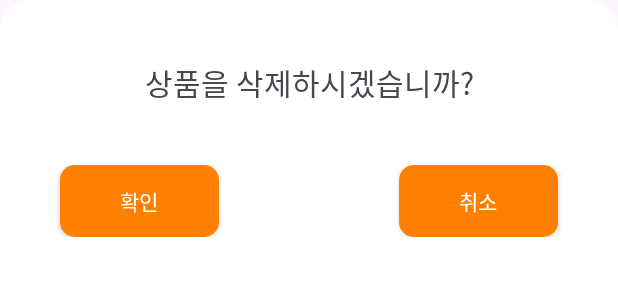
After one commit to hjdevelop/android_appleMarket, an Android app: the layout dialog_delete.xml on its own in the app's theme, with its tools: preview values and no code run, on a phone screen of 412 x 824 dp. The commit adds this screen. Shown: the top 300 px of the screen. Run offline under Robolectric (Android 15) with nearby library versions, the phone set to English and light mode, and no system bars.

Commit message:
[FEAT] : ⚙️ 상품 삭제 기능 추가

```diff
--- /dev/null
+++ b/app/src/main/res/layout/dialog_delete.xml
@@ -0,0 +1,46 @@
+<?xml version="1.0" encoding="utf-8"?>
+<LinearLayout xmlns:android="http://schemas.android.com/apk/res/android"
+    android:layout_width="match_parent"
+    android:layout_height="match_parent"
+    android:orientation="vertical"
+    android:background="@drawable/rounded_corner_border_dialog">
+
+    <TextView
+        android:id="@+id/textView2"
+        android:layout_width="match_parent"
+        android:layout_height="wrap_content"
+        android:layout_marginTop="40dp"
+        android:gravity="center"
+        android:text="상품을 삭제하시겠습니까?"
+        android:textSize="20sp" />
+
+    <LinearLayout
+        android:layout_width="match_parent"
+        android:layout_height="wrap_content"
+        android:orientation="horizontal"
+        android:layout_marginTop="40dp"
+        android:layout_marginBottom="20dp">
+
+        <androidx.appcompat.widget.AppCompatButton
+            android:id="@+id/ok_button"
+            android:layout_width="wrap_content"
+            android:layout_height="wrap_content"
+            android:text="확인"
+            android:textColor="@color/white"
+            android:layout_weight="1"
+            android:layout_marginLeft="40dp"
+            android:layout_marginRight="120dp"
+            android:background="@drawable/confirm_button" />
+
+        <androidx.appcompat.widget.AppCompatButton
+            android:id="@+id/cancel_button"
+            android:layout_width="wrap_content"
+            android:layout_height="wrap_content"
+            android:text="취소"
+            android:textColor="@color/white"
+            android:layout_weight="1"
+            android:layout_marginRight="40dp"
+            android:background="@drawable/confirm_button"/>
+
+    </LinearLayout>
+</LinearLayout>
```
Also changed, not shown: app/src/main/java/com/example/android_applemarket/DeleteDialog.kt (added, +32 -0 lines), app/src/main/java/com/example/android_applemarket/MainActivity.kt (+8 -2 lines), app/src/main/java/com/example/android_applemarket/MyAdapter.kt (+9 -0 lines).
